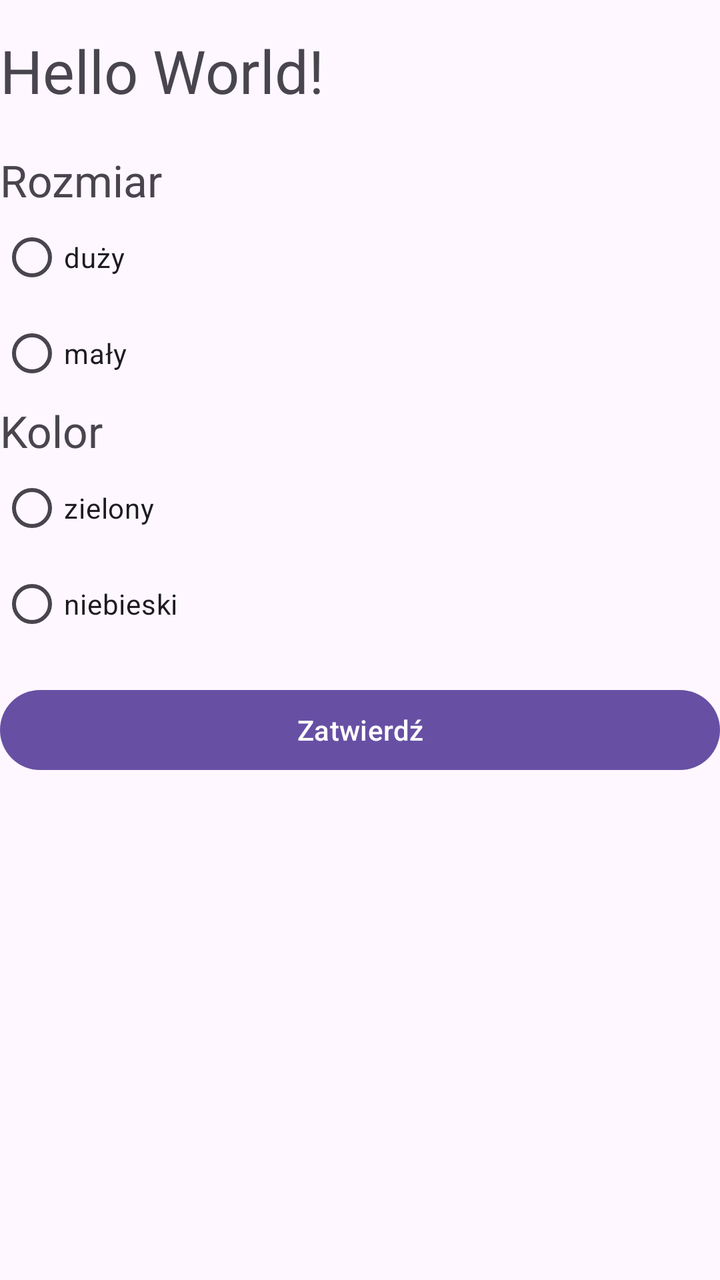
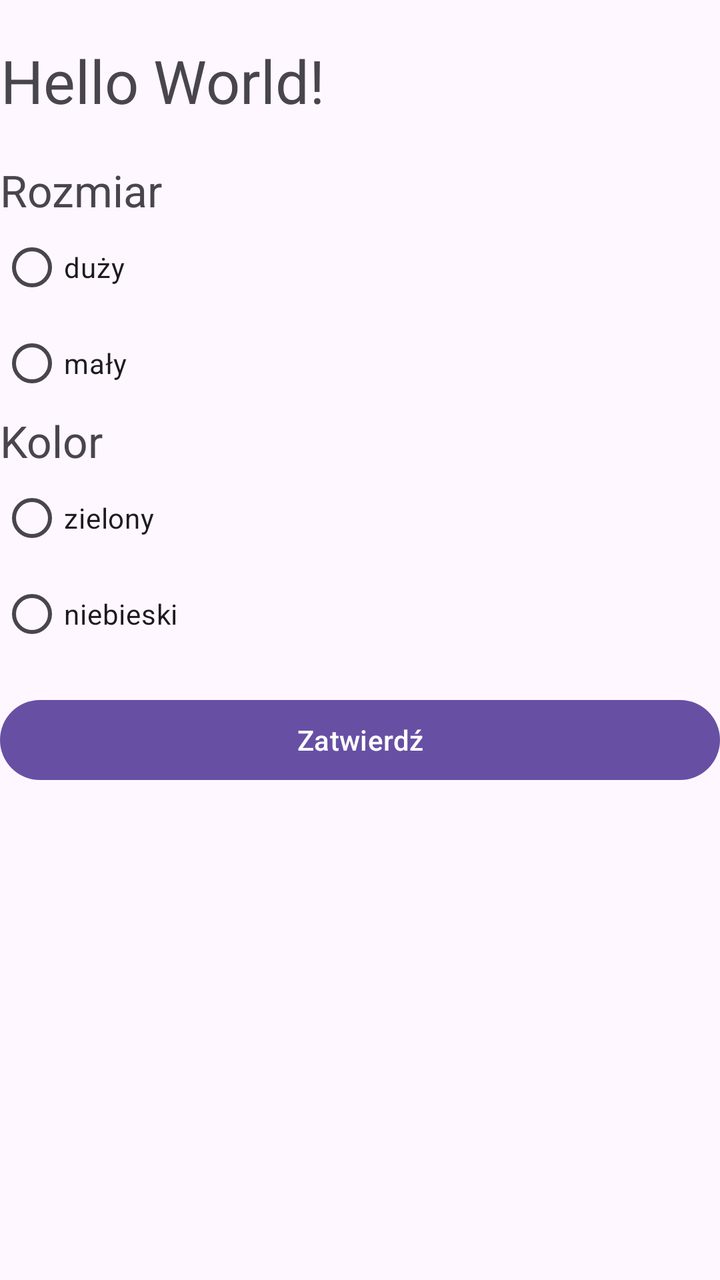

Before-and-after screenshots of an Android layout around one commit, followed by the original layout XML and the change that was made.
<!-- AndroidManifest.xml: application theme Theme.MyApplication -->
<!-- res/layout/activity_main.xml -->
<?xml version="1.0" encoding="utf-8"?>
<LinearLayout xmlns:android="http://schemas.android.com/apk/res/android"
    xmlns:app="http://schemas.android.com/apk/res-auto"
    xmlns:tools="http://schemas.android.com/tools"
    android:id="@+id/main"
    android:layout_width="match_parent"
    android:layout_height="match_parent"
    android:orientation="vertical"
    android:layout_margin="15dp"
    tools:context=".MainActivity">

    <TextView
        android:id="@+id/textView"
        android:layout_width="wrap_content"
        android:layout_height="wrap_content"
        android:layout_marginTop="15dp"
        android:layout_marginBottom="20dp"
        android:textSize="30dp"
        android:text="Hello World!" />

    <TextView
        android:id="@+id/textView2"
        android:layout_width="match_parent"
        android:layout_height="wrap_content"
        android:textSize="22dp"
        android:text="Rozmiar" />

    <RadioGroup
        android:layout_width="match_parent"
        android:layout_height="wrap_content" >

        <RadioButton
            android:id="@+id/radioButton"
            android:layout_width="match_parent"
            android:layout_height="wrap_content"
            android:text="duży" />

        <RadioButton
            android:id="@+id/radioButton2"
            android:layout_width="match_parent"
            android:layout_height="wrap_content"
            android:text="mały" />
    </RadioGroup>

    <TextView
        android:id="@+id/textView3"
        android:layout_width="match_parent"
        android:layout_height="wrap_content"
        android:textSize="22dp"
        android:text="Kolor" />

    <RadioGroup
        android:layout_width="match_parent"
        android:layout_height="wrap_content" >

        <RadioButton
            android:id="@+id/radioButton3"
            android:layout_width="match_parent"
            android:layout_height="wrap_content"
            android:text="zielony" />

        <RadioButton
            android:id="@+id/radioButton4"
            android:layout_width="match_parent"
            android:layout_height="wrap_content"
            android:text="niebieski" />
    </RadioGroup>

    <Button
        android:id="@+id/button"
        android:layout_width="match_parent"
        android:layout_height="wrap_content"
        android:layout_marginTop="15dp"
        android:text="Zatwierdź" />

</LinearLayout>
<!-- resources referenced by this layout -->
<resources>
  <style name="Theme.MyApplication" parent="Base.Theme.MyApplication" />
  <style name="Base.Theme.MyApplication" parent="Theme.Material3.DayNight.NoActionBar">
          
          
      </style>
</resources>

<!-- the commit's change to res/layout/activity_main.xml (unified diff, before → after) -->
@@ -13,9 +13,10 @@
         android:id="@+id/textView"
         android:layout_width="wrap_content"
         android:layout_height="wrap_content"
-        android:layout_marginTop="15dp"
+        android:layout_marginTop="20dp"
         android:layout_marginBottom="20dp"
         android:textSize="30dp"
+        android:textAlignment="center"
         android:text="Hello World!" />
 
     <TextView
